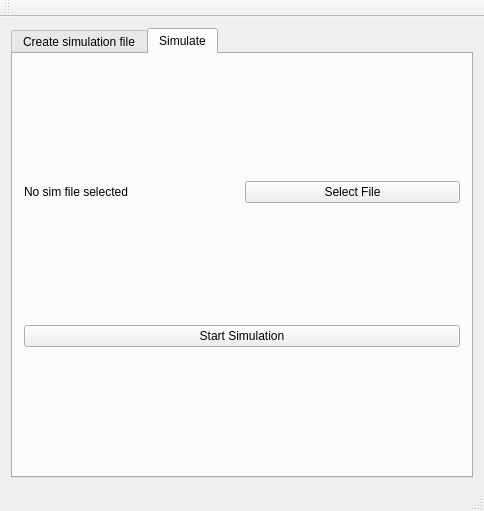
The window that src/mainwindow.ui (m-anwr/DSProject) describes before a commit, drawn with Qt 5.
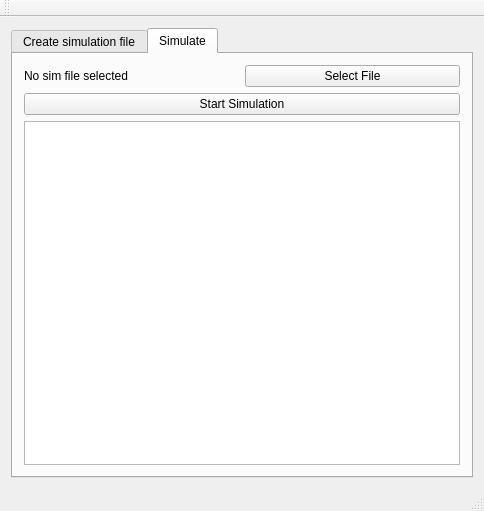
The same window after the commit.

Diff of the .ui file:
```diff
--- a/src/mainwindow.ui
+++ b/src/mainwindow.ui
@@ -188,6 +188,9 @@
           </property>
          </widget>
         </item>
+        <item row="2" column="0" colspan="2">
+         <widget class="QGraphicsView" name="graphicsView"/>
+        </item>
        </layout>
       </widget>
      </widget>
```
